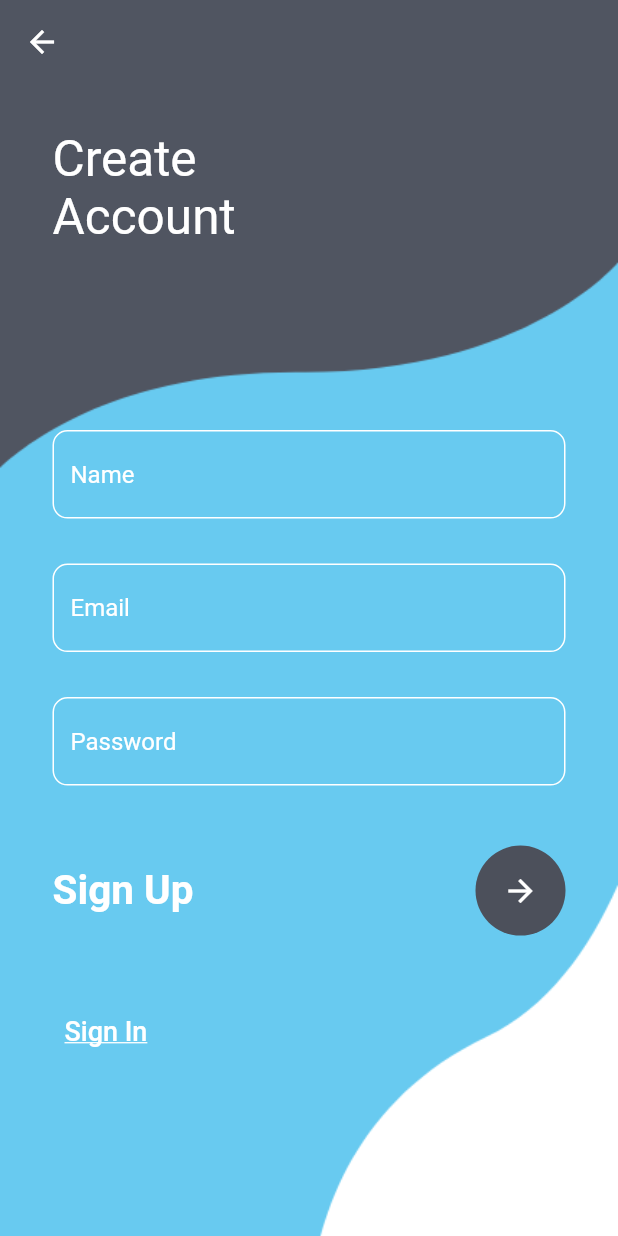
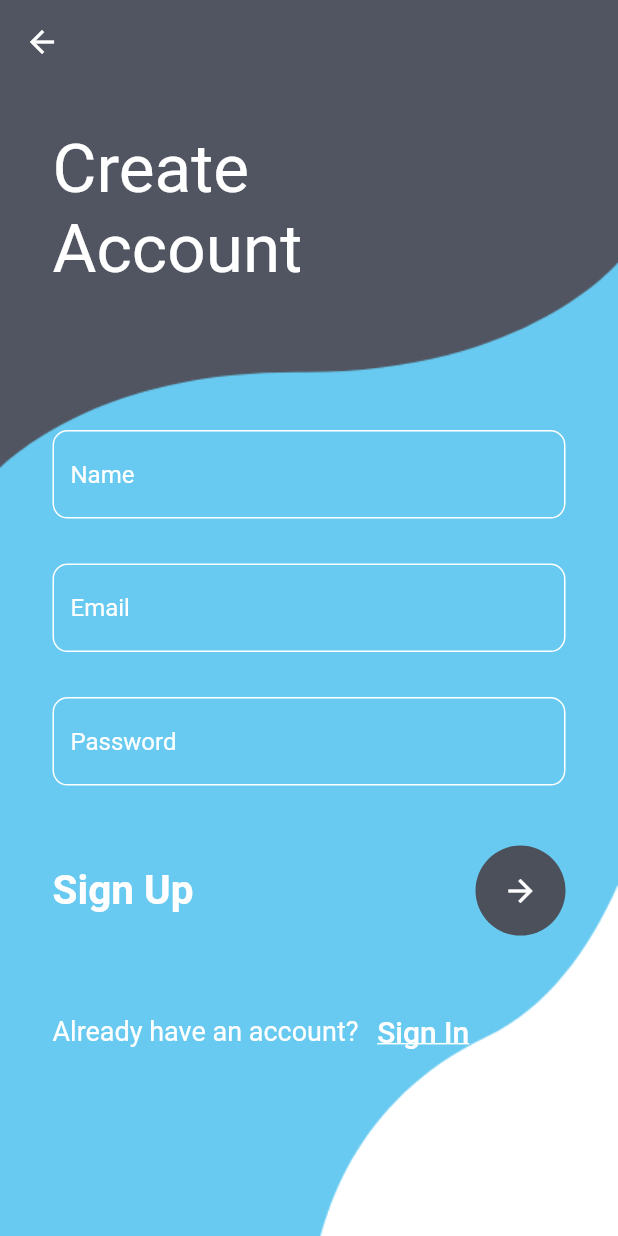
Before and after one commit to Anujit-Datta/service_provider, a Flutter app: the RegisterPage screen opened by its route, on a phone screen of 412 x 824 dp. Run offline on Flutter 3.47's test engine with Material 2 defaults, Android fonts, the phone set to English and light mode, and no system bars; our stand-ins replace cloud_firestore, firebase_core; accounts and stored records are empty.

Commit message:
refactored register page

```diff
--- a/lib/Pages/Register.dart
+++ b/lib/Pages/Register.dart
@@ -23,13 +23,7 @@ class _RegisterPageState extends State<RegisterPage> {
         ),
         body: Stack(
           children: [
-            Container(
-              padding: EdgeInsets.only(left: 35, top: 30),
-              child: Text(
-                'Create\nAccount',
-                style: TextStyle(color: Colors.white, fontSize: 33),
-              ),
-            ),
+            createAccountText(),
             SingleChildScrollView(
               child: Container(
                 padding: EdgeInsets.only(
@@ -41,55 +35,86 @@ class _RegisterPageState extends State<RegisterPage> {
                       margin: EdgeInsets.only(left: 35, right: 35),
                       child: Column(
                         children: [
-                          TextField(
-                            style: TextStyle(color: Colors.white),
-                            decoration: InputDecoration(
-                                enabledBorder: OutlineInputBorder(
-                                  borderRadius: BorderRadius.circular(10),
-                                  borderSide: BorderSide(
-                                    color: Colors.white,
-                                  ),
-                                ),
-                                focusedBorder: OutlineInputBorder(
-                                  borderRadius: BorderRadius.circular(10),
-                                  borderSide: BorderSide(
-                                    color: Colors.black,
-                                  ),
-                                ),
-                                hintText: "Name",
-                                hintStyle: TextStyle(color: Colors.white),
-                                border: OutlineInputBorder(
-                                  borderRadius: BorderRadius.circular(10),
-                                )),
-                          ),
+                          nameField(),
                           SizedBox(
                             height: 30,
                           ),
-                          TextField(
-                            style: TextStyle(color: Colors.white),
-                            decoration: InputDecoration(
-                                enabledBorder: OutlineInputBorder(
-                                  borderRadius: BorderRadius.circular(10),
-                                  borderSide: BorderSide(
-                                    color: Colors.white,
-                                  ),
-                                ),
-                                focusedBorder: OutlineInputBorder(
-                                  borderRadius: BorderRadius.circular(10),
-                                  borderSide: BorderSide(
-                                    color: Colors.black,
-                                  ),
-                                ),
-                                hintText: "Email",
-                                hintStyle: TextStyle(color: Colors.white),
-                                border: OutlineInputBorder(
-                                  borderRadius: BorderRadius.circular(10),
-                                )),
-                          ),
+                          emailField(),
                           SizedBox(
                             height: 30,
                           ),
-                          TextField(
+                          passwordField(),
+                          SizedBox(
+                            height: 40,
+                          ),
+                          signupButton(),
+                          SizedBox(
+                            height: 40,
+                          ),
+                          signinAsk(context)
+                        ],
+                      ),
+                    )
+                  ],
+                ),
+              ),
+            ),
+          ],
+        ),
+      ),
+    );
+  }
+
+  Row signinAsk(BuildContext context) {
+    return Row(
+      mainAxisAlignment: MainAxisAlignment.start,
+      children: [
+        Text(
+          'Already have an account? ',
+          style: TextStyle(color: Colors.white, fontSize: 18),
+        ),
+        TextButton(
+          onPressed: () {
+            Navigator.pushReplacementNamed(context, '/login');
+          },
+          child: Text(
+            'Sign In',
+            style: TextStyle(
+                decoration: TextDecoration.underline,
+                color: Colors.white,
+                fontSize: 20),
+          ),
+          style: ButtonStyle(),
+        ),
+      ],
+    );
+  }
+
+  Row signupButton() {
+    return Row(
+      mainAxisAlignment: MainAxisAlignment.spaceBetween,
+      children: [
+        Text(
+          'Sign Up',
+          style: TextStyle(
+              color: Colors.white, fontSize: 27, fontWeight: FontWeight.w700),
+        ),
+        CircleAvatar(
+          radius: 30,
+          backgroundColor: Color(0xff4c505b),
+          child: IconButton(
+              color: Colors.white,
+              onPressed: () {},
+              icon: Icon(
+                Icons.arrow_forward,
+              )),
+        )
+      ],
+    );
+  }
+
+  TextField passwordField() {
+    return TextField(
       style: TextStyle(color: Colors.white),
       obscureText: true,
       decoration: InputDecoration(
@@ -110,63 +135,63 @@ class _RegisterPageState extends State<RegisterPage> {
           border: OutlineInputBorder(
             borderRadius: BorderRadius.circular(10),
           )),
-                          ),
-                          SizedBox(
-                            height: 40,
-                          ),
-                          Row(
-                            mainAxisAlignment: MainAxisAlignment.spaceBetween,
-                            children: [
-                              Text(
-                                'Sign Up',
-                                style: TextStyle(
+    );
+  }
+
+  TextField emailField() {
+    return TextField(
+      style: TextStyle(color: Colors.white),
+      decoration: InputDecoration(
+          enabledBorder: OutlineInputBorder(
+            borderRadius: BorderRadius.circular(10),
+            borderSide: BorderSide(
               color: Colors.white,
-                                    fontSize: 27,
-                                    fontWeight: FontWeight.w700),
-                              ),
-                              CircleAvatar(
-                                radius: 30,
-                                backgroundColor: Color(0xff4c505b),
-                                child: IconButton(
-                                    color: Colors.white,
-                                    onPressed: () {},
-                                    icon: Icon(
-                                      Icons.arrow_forward,
-                                    )),
-                              )
-                            ],
-                          ),
-                          SizedBox(
-                            height: 40,
-                          ),
-                          Row(
-                            mainAxisAlignment: MainAxisAlignment.spaceBetween,
-                            children: [
-                              TextButton(
-                                onPressed: () {
-                                  Navigator.pushReplacementNamed(context, '/login');
-                                },
-                                child: Text(
-                                  'Sign In',
-                                  textAlign: TextAlign.left,
-                                  style: TextStyle(
-                                      decoration: TextDecoration.underline,
-                                      color: Colors.white,
-                                      fontSize: 18),
-                                ),
-                                style: ButtonStyle(),
-                              ),
-                            ],
-                          )
-                        ],
-                      ),
-                    )
-                  ],
             ),
           ),
+          focusedBorder: OutlineInputBorder(
+            borderRadius: BorderRadius.circular(10),
+            borderSide: BorderSide(
+              color: Colors.black,
             ),
-          ],
           ),
+          hintText: "Email",
+          hintStyle: TextStyle(color: Colors.white),
+          border: OutlineInputBorder(
+            borderRadius: BorderRadius.circular(10),
+          )),
+    );
+  }
+
+  TextField nameField() {
+    return TextField(
+      style: TextStyle(color: Colors.white),
+      decoration: InputDecoration(
+          enabledBorder: OutlineInputBorder(
+            borderRadius: BorderRadius.circular(10),
+            borderSide: BorderSide(
+              color: Colors.white,
+            ),
+          ),
+          focusedBorder: OutlineInputBorder(
+            borderRadius: BorderRadius.circular(10),
+            borderSide: BorderSide(
+              color: Colors.black,
+            ),
+          ),
+          hintText: "Name",
+          hintStyle: TextStyle(color: Colors.white),
+          border: OutlineInputBorder(
+            borderRadius: BorderRadius.circular(10),
+          )),
+    );
+  }
+
+  Container createAccountText() {
+    return Container(
+      padding: EdgeInsets.only(left: 35, top: 30),
+      child: Text(
+        'Create\nAccount',
+        style: TextStyle(color: Colors.white, fontSize: 45),
       ),
     );
   }
```
Lines whose indentation alone changed are shown as unchanged.
